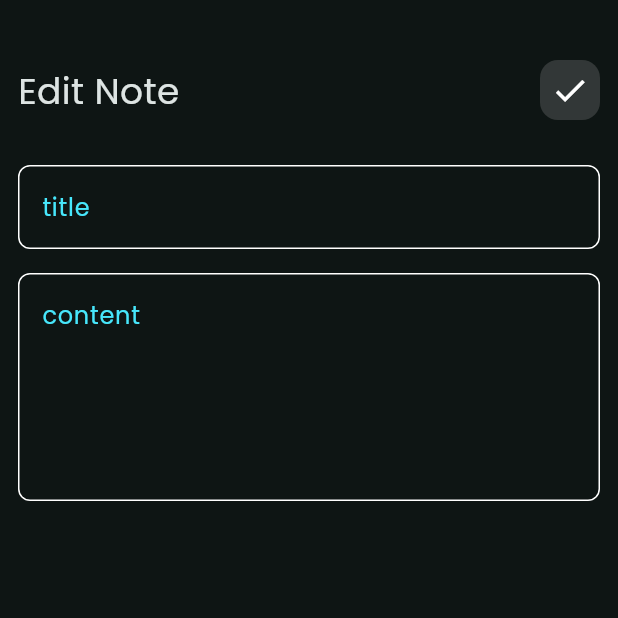
After one commit to AliAttia635/Notes-App, a Flutter app: the screen it shows after launch, after a tap on "Flutter tips", on a phone screen of 412 x 824 dp, the top half of it. The commit adds this screen. Run offline on Flutter 3.47's test engine with Material 3 defaults, Android fonts, the phone set to English and light mode, and no system bars; our stand-ins replace font_awesome_flutter.

Commit message:
create edit notes view and edit notes view body

```diff
--- /dev/null
+++ b/lib/views/edit_note_view.dart
@@ -0,0 +1,13 @@
+import 'package:flutter/material.dart';
+import 'package:notes_app/widgets/edit_note_body.dart';
+
+class EditNoteView extends StatelessWidget {
+  const EditNoteView({super.key});
+
+  @override
+  Widget build(BuildContext context) {
+    return Scaffold(
+      body: EditNoteBody(),
+    );
+  }
+}
--- a/lib/views/notes_view.dart
+++ b/lib/views/notes_view.dart
@@ -1,5 +1,5 @@
 import 'package:flutter/material.dart';
-import 'package:notes_app/views/notes_view_body.dart';
+import 'package:notes_app/widgets/notes_view_body.dart';
 import 'package:notes_app/widgets/custom_floating_action_button.dart';
 
 class NotesView extends StatelessWidget {
--- a/lib/widgets/custom_app_bar.dart
+++ b/lib/widgets/custom_app_bar.dart
@@ -1,12 +1,12 @@
 // ignore_for_file: public_member_api_docs, sort_constructors_first
 import 'package:flutter/material.dart';
 
-import 'package:notes_app/widgets/custom_serach_icon.dart';
+import 'package:notes_app/widgets/custom_icon.dart';
 
 class CustomAppBar extends StatelessWidget {
-  String title;
-  Widget IconWidget;
-  CustomAppBar({
+  final String title;
+  final Widget IconWidget;
+  const CustomAppBar({
     required this.title,
     required this.IconWidget,
   });
--- a/lib/widgets/custom_serach_icon.dart
+++ b/lib/widgets/custom_icon.dart
@@ -2,8 +2,8 @@
 import 'package:flutter/material.dart';
 
 class CustomIcon extends StatelessWidget {
-  IconData icon;
-  CustomIcon({
+  final IconData icon;
+  const CustomIcon({
     required this.icon,
   });
 
--- /dev/null
+++ b/lib/widgets/edit_note_body.dart
@@ -0,0 +1,36 @@
+import 'package:flutter/material.dart';
+import 'package:notes_app/widgets/custom_app_bar.dart';
+import 'package:notes_app/widgets/custom_icon.dart';
+import 'package:notes_app/widgets/custom_text_field.dart';
+
+class EditNoteBody extends StatelessWidget {
+  const EditNoteBody({
+    super.key,
+  });
+
+  @override
+  Widget build(BuildContext context) {
+    return Padding(
+      padding: const EdgeInsets.symmetric(horizontal: 12.0),
+      child: Column(
+        children: [
+          SizedBox(
+            height: 40,
+          ),
+          CustomAppBar(
+            title: "Edit Note",
+            IconWidget: CustomIcon(icon: Icons.done),
+          ),
+          SizedBox(
+            height: 30,
+          ),
+          CustomFormTextField(hint: "title"),
+          CustomFormTextField(
+            hint: "content",
+            maxLines: 5,
+          ),
+        ],
+      ),
+    );
+  }
+}
--- /dev/null
+++ b/lib/widgets/edit_note_view_body.dart
@@ -0,0 +1,36 @@
+import 'package:flutter/material.dart';
+import 'package:notes_app/widgets/custom_app_bar.dart';
+import 'package:notes_app/widgets/custom_icon.dart';
+import 'package:notes_app/widgets/custom_text_field.dart';
+
+class EditNoteBody extends StatelessWidget {
+  const EditNoteBody({
+    super.key,
+  });
+
+  @override
+  Widget build(BuildContext context) {
+    return Padding(
+      padding: const EdgeInsets.symmetric(horizontal: 16.0),
+      child: Column(
+        children: [
+          SizedBox(
+            height: 40,
+          ),
+          CustomAppBar(
+            title: "Edit Note",
+            IconWidget: CustomIcon(icon: Icons.done),
+          ),
+          SizedBox(
+            height: 30,
+          ),
+          CustomFormTextField(hint: "title"),
+          CustomFormTextField(
+            hint: "content",
+            maxLines: 5,
+          ),
+        ],
+      ),
+    );
+  }
+}
--- a/lib/widgets/note_card.dart
+++ b/lib/widgets/note_card.dart
@@ -1,5 +1,6 @@
 import 'package:flutter/material.dart';
 import 'package:font_awesome_flutter/font_awesome_flutter.dart';
+import 'package:notes_app/views/edit_note_view.dart';
 
 class NoteCard extends StatelessWidget {
   const NoteCard({super.key});
@@ -8,6 +9,13 @@ class NoteCard extends StatelessWidget {
   Widget build(BuildContext context) {
     return Padding(
       padding: const EdgeInsets.symmetric(vertical: 4.0),
+      child: GestureDetector(
+        onTap: () {
+          Navigator.push(
+            context,
+            MaterialPageRoute(builder: (context) => EditNoteView()),
+          );
+        },
         child: Container(
           padding: EdgeInsets.only(top: 20, bottom: 20, left: 16),
           decoration: BoxDecoration(
@@ -62,6 +70,7 @@ class NoteCard extends StatelessWidget {
             ],
           ),
         ),
+      ),
     );
   }
 }
--- a/lib/views/notes_view_body.dart
+++ b/lib/widgets/notes_view_body.dart
@@ -1,7 +1,7 @@
 import 'package:flutter/material.dart';
-import 'package:notes_app/views/notes_list_view.dart';
+import 'package:notes_app/widgets/notes_list_view.dart';
 import 'package:notes_app/widgets/custom_app_bar.dart';
-import 'package:notes_app/widgets/custom_serach_icon.dart';
+import 'package:notes_app/widgets/custom_icon.dart';
 
 class NotesViewBody extends StatelessWidget {
   const NotesViewBody({
@@ -13,7 +13,7 @@ class NotesViewBody extends StatelessWidget {
     return Padding(
       padding: const EdgeInsets.symmetric(horizontal: 12.0),
       child: Column(
-        children: [
+        children: const [
           SizedBox(
             height: 40,
           ),
```
Also changed, not shown: lib/widgets/notes_list_view.dart (renamed from lib/views/notes_list_view.dart). Lines whose indentation alone changed are shown as unchanged.
